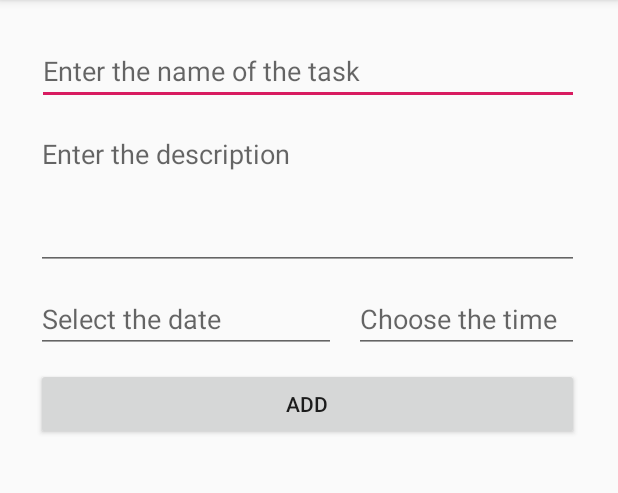
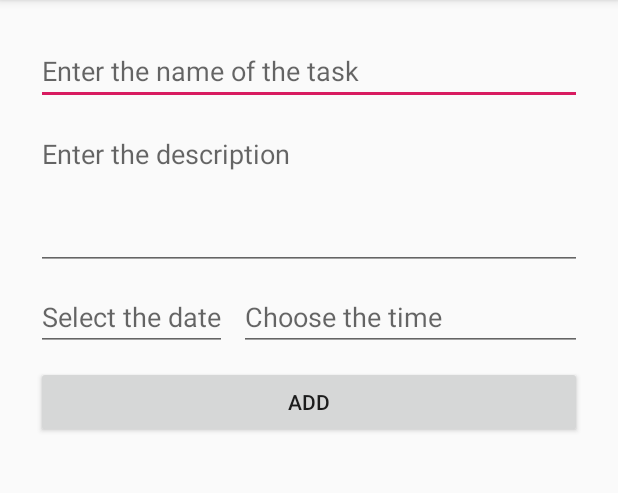
Before and after one commit to ve3xone/kronos-todo-app, an Android app: the screen it shows after launch (MainActivity), on a phone screen of 412 x 824 dp, the part 84-577 px from its top. Run offline under Robolectric (Android 15) with nearby library versions, the phone set to English and light mode, and no system bars; our stand-ins replace Room's generated code, data binding; libraries missing offline, so code that uses them is left out: org.jetbrains.anko.

Commit message:
Пофиксил размеры всего
Теперь выглядит на любом девайсе одинаково

```diff
--- a/app/src/main/res/layout/activity_main.xml
+++ b/app/src/main/res/layout/activity_main.xml
@@ -8,15 +8,15 @@
     </data>
 
     <androidx.constraintlayout.widget.ConstraintLayout
-            android:layout_width="378dp"
-            android:layout_height="701dp"
+            android:layout_width="match_parent"
+            android:layout_height="match_parent"
             android:layout_margin="16dp"
             tools:context=".MainActivity"
             tools:layout_editor_absoluteY="-10dp"
             tools:layout_editor_absoluteX="-8dp">
 
         <EditText
-                android:layout_width="361dp"
+                android:layout_width="match_parent"
                 android:layout_height="44dp"
                 app:layout_constraintStart_toStartOf="parent"
                 android:id="@+id/editText"
@@ -25,7 +25,7 @@
                 app:layout_constraintTop_toTopOf="parent"
                 app:layout_constraintEnd_toEndOf="parent"
                 android:layout_marginEnd="8dp"
-                android:layout_marginRight="8dp"
+                android:layout_marginStart="8dp"
                 android:layout_marginTop="10dp"
                 app:layout_constraintHorizontal_bias="1.0" />
 
@@ -59,8 +59,8 @@
                 android:inputType="none"
                 android:focusable="false"
                 android:hint="@string/add_date"
-                android:layout_width="200dp"
-                android:layout_height="wrap_content"
+                android:layout_width="0dp"
+                android:layout_height="44dp"
                 android:layout_marginTop="10dp"
                 android:text="@={vieModel.date}"
                 app:layout_constraintTop_toBottomOf="@+id/editDesc"
@@ -73,35 +73,33 @@
                 android:hint="@string/add_time"
                 android:focusable="false"
                 android:inputType="none"
-                android:layout_width="150dp"
+                android:layout_width="0dp"
                 android:text="@={vieModel.time}"
                 android:layout_height="44dp"
+                app:layout_constraintStart_toEndOf="@+id/etdate"
                 app:layout_constraintEnd_toEndOf="parent"
-                app:layout_constraintTop_toTopOf="@+id/etdate"
-                app:layout_constraintBottom_toBottomOf="@+id/etdate"
-                app:layout_constraintStart_toEndOf="@+id/etdate"
-                android:layout_marginLeft="10dp"
-                android:layout_marginStart="10dp"
-                app:layout_constraintHorizontal_bias="0.222"
-                app:layout_constraintVertical_bias="1.0" />
+                android:layout_marginEnd="8dp"
+                android:layout_marginStart="8dp"
+                android:layout_marginTop="10dp"
+                app:layout_constraintTop_toBottomOf="@+id/editDesc" />
 
         <androidx.recyclerview.widget.RecyclerView
                 android:id="@+id/rvTodoList"
                 android:layout_width="0dp"
-                android:layout_height="400dp"
+                android:layout_height="0dp"
                 tools:listitem="@layout/item_tolist"
-                android:layout_marginTop="0dp"
-                app:layout_constraintTop_toBottomOf="@+id/bAddList"
                 app:layout_constraintEnd_toEndOf="parent"
                 android:layout_marginEnd="8dp"
                 android:layout_marginRight="8dp"
                 app:layout_constraintStart_toStartOf="parent"
                 android:layout_marginLeft="8dp"
                 android:layout_marginStart="8dp"
-                app:layout_constraintBottom_toBottomOf="parent" />
+                app:layout_constraintBottom_toBottomOf="parent"
+                android:layout_marginTop="10dp"
+                app:layout_constraintTop_toBottomOf="@+id/bAddList" />
 
         <EditText
-                android:layout_width="362dp"
+                android:layout_width="match_parent"
                 android:layout_height="100dp"
                 android:inputType="textMultiLine"
                 android:lines="8"
@@ -114,7 +112,8 @@
                 android:ems="10"
                 android:id="@+id/editDesc"
                 app:layout_constraintStart_toStartOf="parent"
-                android:layout_marginLeft="8dp"
+                app:layout_constraintEnd_toEndOf="parent"
+                android:layout_marginEnd="8dp"
                 android:layout_marginStart="8dp"
                 app:layout_constraintTop_toBottomOf="@+id/editText"
                 android:layout_marginTop="10dp" />
```
